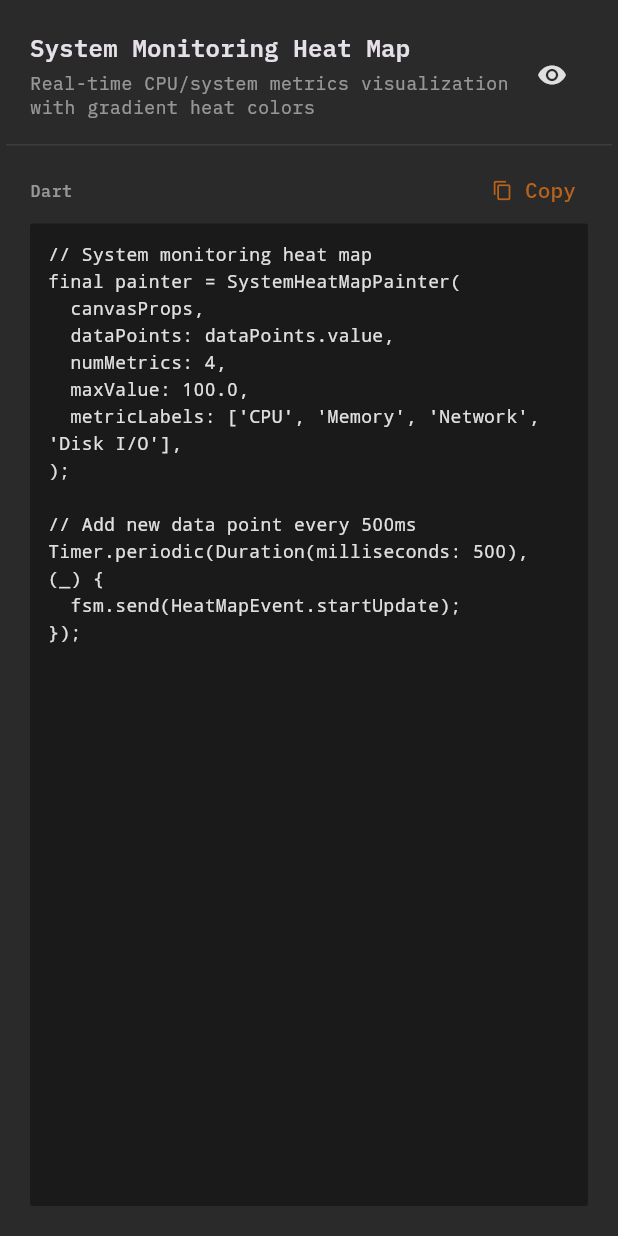
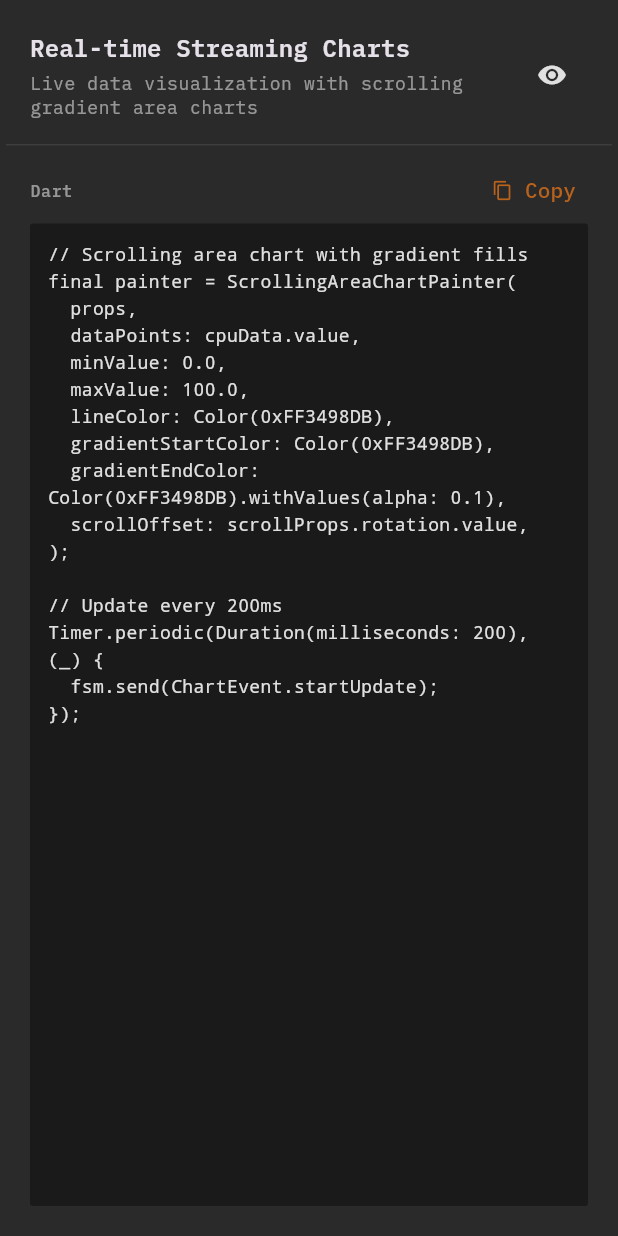
Before and after one commit to darmie/kito, a Flutter app: the HeatMapDemo widget shown alone on an empty page, opened directly, after a tap on the "code" icon, on a phone screen of 412 x 824 dp. Run offline on Flutter 3.47's test engine with Material 3 defaults, Android fonts, the phone set to English and light mode, and no system bars; our stand-ins replace google_fonts.

Commit message:
Implement real-time scrolling area charts with gradient fills
Complete rewrite of heat map to scrolling area chart visualization:

- 3 streaming charts: CPU Usage, Memory, Network
- Smooth gradient fills (vertical linear gradients)
- Quadratic bezier curves for smooth line interpolation
- Auto-scrolling from right to left every 200ms
- 100 data points per series with smooth random walk
- FSM state management for data updates
- Real-time streaming - charts update immediately from init
- No reveal animations - fully visible for real-time display
- Grid lines and min/max labels
- Uses CanvasAnimationProperties.rotation for scroll offset

Charts update continuously in real-time, even when off-screen.

```diff
--- a/demo/lib/widgets/heatmap_demo_widget.dart
+++ b/demo/lib/widgets/heatmap_demo_widget.dart
@@ -7,51 +7,53 @@ import 'package:kito_fsm/kito_fsm.dart';
 import 'demo_card.dart';
 import 'clickable_demo.dart';
 
-/// System monitoring heat map showing CPU-style utilization over time
-/// Data point representing a metric at a specific time
-class MetricData {
+/// Real-time scrolling area chart with gradient fills
+/// Similar to climate/monitoring dashboards
+
+/// Data point for time series
+class DataPoint {
   final double timestamp;
-  final List<double> values; // Multiple metrics (CPU cores, memory, etc.)
+  final double value;
 
-  const MetricData({
+  const DataPoint({
     required this.timestamp,
-    required this.values,
+    required this.value,
   });
 }
 
-/// Heat map state machine states
-enum HeatMapState { idle, updating, animating }
+/// Chart state machine
+enum ChartState { idle, updating, animating }
 
-enum HeatMapEvent { startUpdate, updateComplete }
+enum ChartEvent { startUpdate, updateComplete }
 
-class HeatMapContext {
+class ChartContext {
   final void Function() onUpdate;
 
-  HeatMapContext({required this.onUpdate});
+  ChartContext({required this.onUpdate});
 }
 
-/// Heat map FSM
-class HeatMapFSM extends KitoStateMachine<HeatMapState, HeatMapEvent, HeatMapContext> {
-  HeatMapFSM(HeatMapContext context)
+/// Chart FSM
+class ChartFSM extends KitoStateMachine<ChartState, ChartEvent, ChartContext> {
+  ChartFSM(ChartContext context)
       : super(
-          initial: HeatMapState.idle,
+          initial: ChartState.idle,
           context: context,
           config: StateMachineConfig(
             states: {
-              HeatMapState.idle: StateConfig(
-                state: HeatMapState.idle,
+              ChartState.idle: StateConfig(
+                state: ChartState.idle,
                 transitions: {
-                  HeatMapEvent.startUpdate: TransitionConfig(
-                    target: HeatMapState.updating,
+                  ChartEvent.startUpdate: TransitionConfig(
+                    target: ChartState.updating,
                   ),
                 },
               ),
-              HeatMapState.updating: StateConfig(
-                state: HeatMapState.updating,
+              ChartState.updating: StateConfig(
+                state: ChartState.updating,
                 onEntry: (context, from, to) => context.onUpdate(),
                 transitions: {
-                  HeatMapEvent.updateComplete: TransitionConfig(
-                    target: HeatMapState.idle,
+                  ChartEvent.updateComplete: TransitionConfig(
+                    target: ChartState.idle,
                   ),
                 },
               ),
@@ -60,144 +62,161 @@ class HeatMapFSM extends KitoStateMachine<HeatMapState, HeatMapEvent, HeatMapCon
         );
 }
 
-/// CPU/System monitoring style heat map painter
-class SystemHeatMapPainter extends KitoPainter {
-  final List<MetricData> dataPoints;
-  final int numMetrics;
+/// Scrolling area chart painter with gradient fills
+class ScrollingAreaChartPainter extends KitoPainter {
+  final List<DataPoint> dataPoints;
+  final double minValue;
   final double maxValue;
-  final List<String> metricLabels;
+  final Color lineColor;
+  final Color gradientStartColor;
+  final Color gradientEndColor;
+  final double scrollOffset;
 
-  SystemHeatMapPainter(
+  ScrollingAreaChartPainter(
     super.properties, {
     required this.dataPoints,
-    required this.numMetrics,
+    required this.minValue,
     required this.maxValue,
-    required this.metricLabels,
+    required this.lineColor,
+    required this.gradientStartColor,
+    required this.gradientEndColor,
+    this.scrollOffset = 0.0,
   });
 
-  Color _getHeatColor(double value) {
-    final normalized = maxValue > 0 ? (value / maxValue).clamp(0.0, 1.0) : 0.0;
+  @override
+  void paint(Canvas canvas, Size size) {
+    if (dataPoints.isEmpty || maxValue <= minValue) return;
 
-    // Color gradient: green (low) -> yellow (medium) -> red (high)
-    if (normalized < 0.5) {
-      return Color.lerp(
-        const Color(0xFF2ECC71), // Green
-        const Color(0xFFF39C12), // Yellow
-        normalized * 2,
-      )!;
-    } else {
-      return Color.lerp(
-        const Color(0xFFF39C12), // Yellow
-        const Color(0xFFE74C3C), // Red
-        (normalized - 0.5) * 2,
-      )!;
+    final valueRange = maxValue - minValue;
+    final padding = 20.0;
+    final chartHeight = size.height - padding * 2;
+    final chartWidth = size.width;
+
+    // Calculate x step based on data points
+    final xStep = chartWidth / (dataPoints.length - 1).clamp(1, double.infinity);
+
+    // Build path for area fill
+    final path = ui.Path();
+    final linePath = ui.Path();
+
+    bool firstPoint = true;
+    for (int i = 0; i < dataPoints.length; i++) {
+      final point = dataPoints[i];
+      final normalizedValue = ((point.value - minValue) / valueRange).clamp(0.0, 1.0);
+
+      // Apply scroll offset and progress animation
+      final x = (i * xStep) - scrollOffset + (chartWidth * (1 - properties.pathProgress.value));
+      final y = padding + chartHeight - (normalizedValue * chartHeight);
+
+      // Skip points outside visible area
+      if (x < -xStep || x > chartWidth + xStep) continue;
+
+      if (firstPoint) {
+        path.moveTo(x, size.height - padding);
+        path.lineTo(x, y);
+        linePath.moveTo(x, y);
+        firstPoint = false;
+      } else {
+        // Smooth curve using quadratic bezier
+        if (i > 0 && i < dataPoints.length) {
+          final prevPoint = dataPoints[i - 1];
+          final prevNormalized = ((prevPoint.value - minValue) / valueRange).clamp(0.0, 1.0);
+          final prevX = ((i - 1) * xStep) - scrollOffset + (chartWidth * (1 - properties.pathProgress.value));
+          final prevY = padding + chartHeight - (prevNormalized * chartHeight);
+
+          final controlX = (prevX + x) / 2;
+
+          path.quadraticBezierTo(controlX, prevY, x, y);
+          linePath.quadraticBezierTo(controlX, prevY, x, y);
+        }
+      }
+    }
+
+    // Close the area path
+    if (!firstPoint) {
+      final lastX = (dataPoints.length - 1) * xStep - scrollOffset + (chartWidth * (1 - properties.pathProgress.value));
+      path.lineTo(lastX, size.height - padding);
+      path.close();
+
+      // Draw gradient fill
+      final gradient = ui.Gradient.linear(
+        Offset(0, padding),
+        Offset(0, size.height - padding),
+        [
+          gradientStartColor.withValues(alpha: 0.7),
+          gradientEndColor.withValues(alpha: 0.1),
+        ],
+      );
+
+      final fillPaint = Paint()
+        ..shader = gradient
+        ..style = PaintingStyle.fill;
+
+      canvas.drawPath(path, fillPaint);
+
+      // Draw line
+      final linePaint = Paint()
+        ..color = lineColor
+        ..style = PaintingStyle.stroke
+        ..strokeWidth = 2.5
+        ..strokeCap = StrokeCap.round
+        ..strokeJoin = StrokeJoin.round;
+
+      canvas.drawPath(linePath, linePaint);
+    }
+
+    // Draw grid lines
+    _drawGrid(canvas, size, padding, chartHeight);
+
+    // Draw axis labels
+    _drawLabels(canvas, size, padding, chartHeight);
+  }
+
+  void _drawGrid(Canvas canvas, Size size, double padding, double chartHeight) {
+    final gridPaint = Paint()
+      ..color = Colors.white.withValues(alpha: 0.05)
+      ..strokeWidth = 1;
+
+    // Horizontal grid lines
+    for (int i = 0; i <= 4; i++) {
+      final y = padding + (chartHeight / 4) * i;
+      canvas.drawLine(
+        Offset(0, y),
+        Offset(size.width, y),
+        gridPaint,
+      );
     }
   }
 
-  @override
-  void paint(Canvas canvas, Size size) {
-    if (dataPoints.isEmpty || numMetrics == 0) return;
+  void _drawLabels(Canvas canvas, Size size, double padding, double chartHeight) {
+    if (properties.pathProgress.value < 0.8) return;
 
-    final metricHeight = size.height / numMetrics;
-    final timeStep = size.width / (dataPoints.length - 1).clamp(1, double.infinity);
+    // Draw min/max labels
+    final textStyle = TextStyle(
+      color: Colors.white.withValues(alpha: 0.6),
+      fontSize: 10,
+      fontWeight: FontWeight.w500,
+    );
 
-    // Draw heat map with gradient rectangles
-    for (int metricIndex = 0; metricIndex < numMetrics; metricIndex++) {
-      final y = metricIndex * metricHeight;
+    // Max value label
+    final maxText = TextPainter(
+      text: TextSpan(text: maxValue.toStringAsFixed(0), style: textStyle),
+      textDirection: TextDirection.ltr,
+    );
+    maxText.layout();
+    maxText.paint(canvas, Offset(4, padding - 12));
 
-      for (int i = 0; i < dataPoints.length - 1; i++) {
-        final data = dataPoints[i];
-        final nextData = dataPoints[i + 1];
-
-        if (metricIndex >= data.values.length) continue;
-
-        final value = data.values[metricIndex];
-        final nextValue = metricIndex < nextData.values.length
-            ? nextData.values[metricIndex]
-            : value;
-
-        final x = i * timeStep;
-        final width = timeStep + 1; // Add 1 to prevent gaps
-
-        // Create gradient rect
-        final rect = Rect.fromLTWH(x, y, width, metricHeight);
-
-        // Use shader for smooth gradient between data points
-        final gradient = ui.Gradient.linear(
-          Offset(x, y + metricHeight / 2),
-          Offset(x + width, y + metricHeight / 2),
-          [
-            _getHeatColor(value),
-            _getHeatColor(nextValue),
-          ],
-        );
-
-        final paint = Paint()
-          ..shader = gradient
-          ..style = PaintingStyle.fill;
-
-        // Apply progress animation
-        if (properties.pathProgress.value < 1.0) {
-          final progress = properties.pathProgress.value;
-          final visibleWidth = size.width * progress;
-          if (x < visibleWidth) {
-            final clippedRect = Rect.fromLTWH(
-              x,
-              y,
-              (x + width > visibleWidth) ? (visibleWidth - x) : width,
-              metricHeight,
-            );
-            canvas.drawRect(clippedRect, paint);
-          }
-        } else {
-          canvas.drawRect(rect, paint);
-        }
-      }
-
-      // Draw metric label
-      if (metricIndex < metricLabels.length && properties.pathProgress.value > 0.5) {
-        final textPainter = TextPainter(
-          text: TextSpan(
-            text: metricLabels[metricIndex],
-            style: const TextStyle(
-              color: Colors.white,
-              fontSize: 11,
-              fontWeight: FontWeight.w600,
-              shadows: [
-                Shadow(
-                  offset: Offset(1, 1),
-                  blurRadius: 2,
-                  color: Colors.black45,
-                ),
-              ],
-            ),
-          ),
-          textDirection: TextDirection.ltr,
-        );
-
-        textPainter.layout();
-        textPainter.paint(
-          canvas,
-          Offset(8, y + (metricHeight - textPainter.height) / 2),
-        );
-      }
-
-      // Draw separator line
-      if (metricIndex < numMetrics - 1) {
-        final linePaint = Paint()
-          ..color = Colors.white.withValues(alpha: 0.1)
-          ..strokeWidth = 1;
-        canvas.drawLine(
-          Offset(0, y + metricHeight),
-          Offset(size.width, y + metricHeight),
-          linePaint,
-        );
-      }
-    }
+    // Min value label
+    final minText = TextPainter(
+      text: TextSpan(text: minValue.toStringAsFixed(0), style: textStyle),
+      textDirection: TextDirection.ltr,
+    );
+    minText.layout();
+    minText.paint(canvas, Offset(4, size.height - padding - 2));
   }
 }
 
-/// System monitoring heat map demo widget
+/// Scrolling area chart demo widget
 class HeatMapDemo extends StatefulWidget {
   const HeatMapDemo({super.key});
 
@@ -206,18 +225,17 @@ class HeatMapDemo extends StatefulWidget {
 }
 
 class _HeatMapDemoState extends State<HeatMapDemo> {
-  static const int numMetrics = 4; // CPU, Memory, Network, Disk
-  static const int maxDataPoints = 60; // Show last 60 time points
-  static const List<String> metricLabels = [
-    'CPU',
-    'Memory',
-    'Network',
-    'Disk I/O',
-  ];
+  static const int maxDataPoints = 100;
+  static const double updateInterval = 200.0; // milliseconds
 
-  late final Signal<List<MetricData>> dataPoints;
-  late final HeatMapFSM fsm;
-  late final CanvasAnimationProperties canvasProps;
+  late final Signal<List<DataPoint>> cpuData;
+  late final Signal<List<DataPoint>> memoryData;
+  late final Signal<List<DataPoint>> networkData;
+  late final ChartFSM fsm;
+  late final CanvasAnimationProperties cpuProps;
+  late final CanvasAnimationProperties memoryProps;
+  late final CanvasAnimationProperties networkProps;
+  late final CanvasAnimationProperties scrollProps;
 
   Timer? _updateTimer;
   final math.Random _random = math.Random();
@@ -227,46 +245,69 @@ class _HeatMapDemoState extends State<HeatMapDemo> {
   void initState() {
     super.initState();
 
-    dataPoints = signal(_generateInitialData());
+    cpuData = signal(_generateInitialData());
+    memoryData = signal(_generateInitialData());
+    networkData = signal(_generateInitialData());
 
-    canvasProps = CanvasAnimationProperties(
-      pathProgress: 0.0,
-    );
+    cpuProps = CanvasAnimationProperties(pathProgress: 0.0);
+    memoryProps = CanvasAnimationProperties(pathProgress: 0.0);
+    networkProps = CanvasAnimationProperties(pathProgress: 0.0);
+    scrollProps = CanvasAnimationProperties(rotation: 0.0); // Using rotation for scroll offset
 
-    fsm = HeatMapFSM(
-      HeatMapContext(
-        onUpdate: _addNewDataPoint,
-      ),
+    fsm = ChartFSM(
+      ChartContext(onUpdate: _addNewDataPoint),
     );
 
     _startAnimation();
   }
 
-  List<MetricData> _generateInitialData() {
-    final data = <MetricData>[];
+  List<DataPoint> _generateInitialData() {
+    final data = <DataPoint>[];
+    double value = 30 + _random.nextDouble() * 40;
+
     for (int i = 0; i < maxDataPoints; i++) {
-      data.add(MetricData(
-        timestamp: _currentTime++,
-        values: List.generate(numMetrics, (_) => _random.nextDouble() * 100),
+      // Generate smooth random walk
+      value += (_random.nextDouble() - 0.5) * 10;
+      value = value.clamp(10.0, 90.0);
+
+      data.add(DataPoint(
+        timestamp: _currentTime + i,
+        value: value,
       ));
     }
+
     return data;
   }
 
   void _addNewDataPoint() {
-    final currentData = List<MetricData>.from(dataPoints.value);
+    // Add new data point to each series
+    _addPointToSeries(cpuData);
+    _addPointToSeries(memoryData);
+    _addPointToSeries(networkData);
 
-    // Add new data point
-    currentData.add(MetricData(
-      timestamp: _currentTime++,
-      values: List.generate(numMetrics, (i) {
-        // Smooth transition from previous value
-        final prevValue = currentData.isNotEmpty && i < currentData.last.values.length
-            ? currentData.last.values[i]
-            : 50.0;
-        final delta = (_random.nextDouble() - 0.5) * 30;
-        return (prevValue + delta).clamp(0.0, 100.0);
-      }),
+    _currentTime++;
+
+    // Animate scroll offset
+    final currentOffset = scrollProps.rotation.value;
+    animate()
+        .to(scrollProps.rotation, currentOffset + 2.0)
+        .withDuration(updateInterval.toInt())
+        .withEasing(Easing.linear)
+        .build()
+        .play();
+  }
+
+  void _addPointToSeries(Signal<List<DataPoint>> series) {
+    final currentData = List<DataPoint>.from(series.value);
+
+    // Generate new value based on previous
+    final prevValue = currentData.isNotEmpty ? currentData.last.value : 50.0;
+    final delta = (_random.nextDouble() - 0.5) * 15;
+    final newValue = (prevValue + delta).clamp(10.0, 90.0);
+
+    currentData.add(DataPoint(
+      timestamp: _currentTime + maxDataPoints,
+      value: newValue,
     ));
 
     // Keep only last maxDataPoints
@@ -274,35 +315,22 @@ class _HeatMapDemoState extends State<HeatMapDemo> {
       currentData.removeAt(0);
     }
 
-    dataPoints.value = currentData;
-
-    // Quick animation for new data
-    canvasProps.pathProgress.value = 0.95;
-    animate()
-        .to(canvasProps.pathProgress, 1.0)
-        .withDuration(200)
-        .withEasing(Easing.easeOutCubic)
-        .build()
-        .play();
+    series.value = currentData;
   }
 
   void _startAnimation() {
-    // Initial animation
-    canvasProps.pathProgress.value = 0.0;
-    animate()
-        .to(canvasProps.pathProgress, 1.0)
-        .withDuration(1500)
-        .withEasing(Easing.easeOutCubic)
-        .build()
-        .play();
+    // Set charts to fully visible immediately for real-time display
+    cpuProps.pathProgress.value = 1.0;
+    memoryProps.pathProgress.value = 1.0;
+    networkProps.pathProgress.value = 1.0;
 
-    // Start periodic updates (simulate real-time data)
-    _updateTimer = Timer.periodic(const Duration(milliseconds: 500), (_) {
+    // Start periodic updates immediately - real-time streaming
+    _updateTimer = Timer.periodic(Duration(milliseconds: updateInterval.toInt()), (_) {
       if (mounted) {
-        fsm.send(HeatMapEvent.startUpdate);
+        fsm.send(ChartEvent.startUpdate);
         Future.delayed(const Duration(milliseconds: 50), () {
           if (mounted) {
-            fsm.send(HeatMapEvent.updateComplete);
+            fsm.send(ChartEvent.updateComplete);
           }
         });
       }
@@ -310,16 +338,17 @@ class _HeatMapDemoState extends State<HeatMapDemo> {
   }
 
   void _trigger() {
-    canvasProps.pathProgress.value = 0.0;
+    // Reset to initial state for demo trigger
     _currentTime = 0;
-    dataPoints.value = _generateInitialData();
+    scrollProps.rotation.value = 0.0;
+    cpuData.value = _generateInitialData();
+    memoryData.value = _generateInitialData();
+    networkData.value = _generateInitialData();
 
-    animate()
-        .to(canvasProps.pathProgress, 1.0)
-        .withDuration(1500)
-        .withEasing(Easing.easeOutCubic)
-        .build()
-        .play();
+    // Keep fully visible for real-time display
+    cpuProps.pathProgress.value = 1.0;
+    memoryProps.pathProgress.value = 1.0;
+    networkProps.pathProgress.value = 1.0;
   }
 
   @override
@@ -329,24 +358,74 @@ class _HeatMapDemoState extends State<HeatMapDemo> {
     super.dispose();
   }
 
+  Widget _buildChart({
+    required String label,
+    required Signal<List<DataPoint>> data,
+    required CanvasAnimationProperties props,
+    required Color lineColor,
+    required Color gradientStart,
+    required Color gradientEnd,
+  }) {
+    return Column(
+      crossAxisAlignment: CrossAxisAlignment.start,
+      children: [
+        Padding(
+          padding: const EdgeInsets.only(left: 8, bottom: 4),
+          child: Text(
+            label,
+            style: const TextStyle(
+              fontSize: 11,
+              fontWeight: FontWeight.w600,
+              color: Colors.white70,
+            ),
+          ),
+        ),
+        Expanded(
+          child: LayoutBuilder(
+            builder: (context, constraints) {
+              return KitoCanvas(
+                painter: ScrollingAreaChartPainter(
+                  props,
+                  dataPoints: data.value,
+                  minValue: 0.0,
+                  maxValue: 100.0,
+                  lineColor: lineColor,
+                  gradientStartColor: gradientStart,
+                  gradientEndColor: gradientEnd,
+                  scrollOffset: scrollProps.rotation.value,
+                ),
+                size: Size(constraints.maxWidth, constraints.maxHeight),
+                willChange: true,
+                isComplex: true,
+              );
+            },
+          ),
+        ),
+      ],
+    );
+  }
+
   @override
   Widget build(BuildContext context) {
     return DemoCard(
-      title: 'System Monitoring Heat Map',
-      description: 'Real-time CPU/system metrics visualization with gradient heat colors',
+      title: 'Real-time Streaming Charts',
+      description: 'Live data visualization with scrolling gradient area charts',
       codeSnippet: '''
-// System monitoring heat map
-final painter = SystemHeatMapPainter(
-  canvasProps,
-  dataPoints: dataPoints.value,
-  numMetrics: 4,
+// Scrolling area chart with gradient fills
+final painter = ScrollingAreaChartPainter(
+  props,
+  dataPoints: cpuData.value,
+  minValue: 0.0,
   maxValue: 100.0,
-  metricLabels: ['CPU', 'Memory', 'Network', 'Disk I/O'],
+  lineColor: Color(0xFF3498DB),
+  gradientStartColor: Color(0xFF3498DB),
+  gradientEndColor: Color(0xFF3498DB).withValues(alpha: 0.1),
+  scrollOffset: scrollProps.rotation.value,
 );
 
-// Add new data point every 500ms
-Timer.periodic(Duration(milliseconds: 500), (_) {
-  fsm.send(HeatMapEvent.startUpdate);
+// Update every 200ms
+Timer.periodic(Duration(milliseconds: 200), (_) {
+  fsm.send(ChartEvent.startUpdate);
 });
 ''',
       child: ClickableDemo(
@@ -356,21 +435,41 @@ Timer.periodic(Duration(milliseconds: 500), (_) {
             builder: (_) {
               return SizedBox(
                 height: 300,
-                child: LayoutBuilder(
-                  builder: (context, constraints) {
-                    return KitoCanvas(
-                      painter: SystemHeatMapPainter(
-                        canvasProps,
-                        dataPoints: dataPoints.value,
-                        numMetrics: numMetrics,
-                        maxValue: 100.0,
-                        metricLabels: metricLabels,
+                child: Column(
+                  children: [
+                    Expanded(
+                      child: _buildChart(
+                        label: 'CPU Usage',
+                        data: cpuData,
+                        props: cpuProps,
+                        lineColor: const Color(0xFF3498DB),
+                        gradientStart: const Color(0xFF3498DB),
+                        gradientEnd: const Color(0xFF3498DB),
                       ),
-                      size: Size(constraints.maxWidth, constraints.maxHeight),
-                      willChange: true,
-                      isComplex: true,
-                    );
-                  },
+                    ),
+                    const SizedBox(height: 8),
+                    Expanded(
+                      child: _buildChart(
+                        label: 'Memory',
+                        data: memoryData,
+                        props: memoryProps,
+                        lineColor: const Color(0xFF9B59B6),
+                        gradientStart: const Color(0xFF9B59B6),
+                        gradientEnd: const Color(0xFF9B59B6),
+                      ),
+                    ),
+                    const SizedBox(height: 8),
+                    Expanded(
+                      child: _buildChart(
+                        label: 'Network',
+                        data: networkData,
+                        props: networkProps,
+                        lineColor: const Color(0xFF2ECC71),
+                        gradientStart: const Color(0xFF2ECC71),
+                        gradientEnd: const Color(0xFF2ECC71),
+                      ),
+                    ),
+                  ],
                 ),
               );
             },
```
